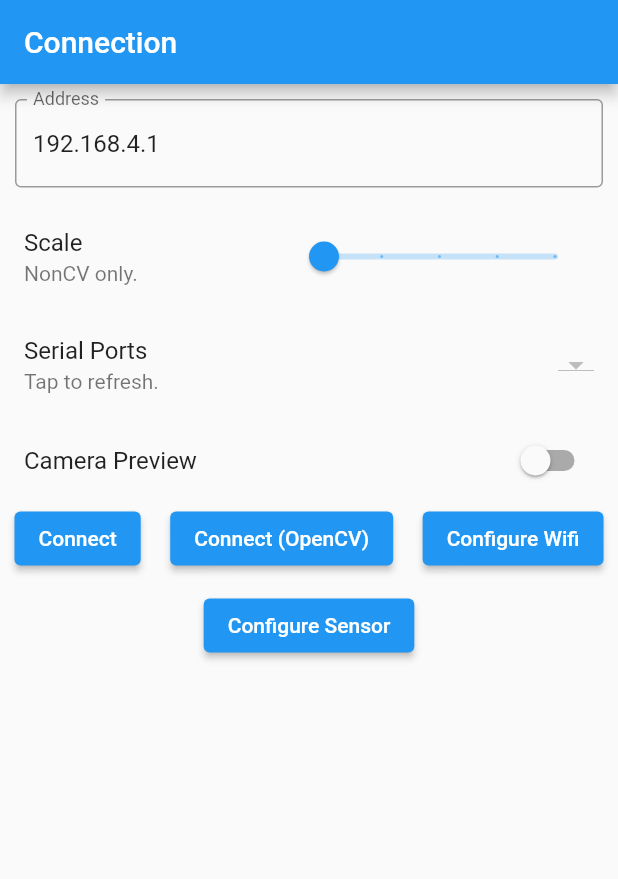
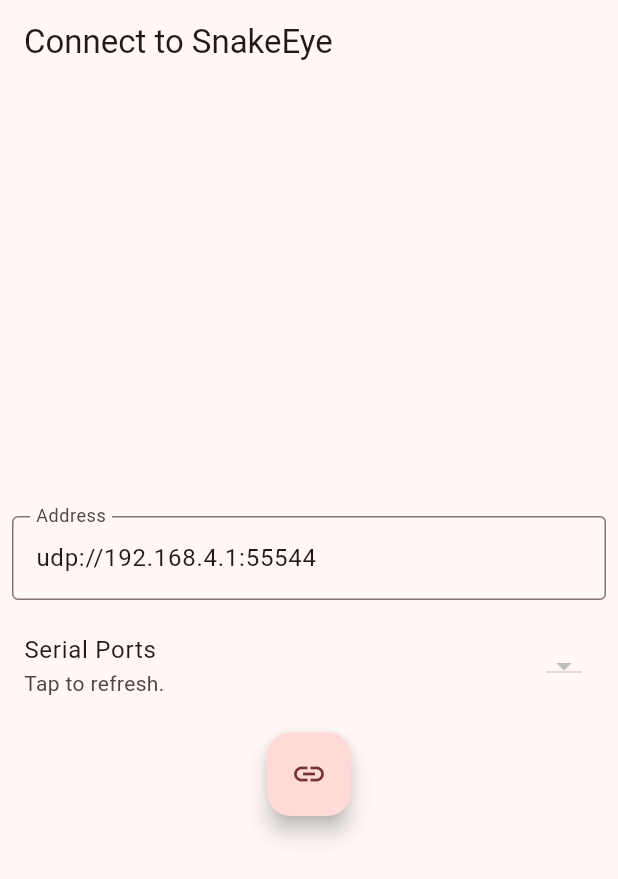
Before and after one commit to X-dea/SnakeEye, a Flutter app: the screen it shows after launch, on a phone screen of 412 x 824 dp. Shown: the top 879 px of the screen. Run offline on Flutter 3.47's test engine with Material 2 defaults, Android fonts, the light colour scheme and no system bars; our stand-ins replace camera; missing offline and left inert: dart:ffi, usb_serial; statements that could not run were skipped.

Commit message:
Add new connect & main page

```diff
--- a/lib/common.dart
+++ b/lib/common.dart
@@ -20,14 +20,15 @@
 
 const sensorWidth = 32;
 const sensorHeight = 24;
-const sensorResolution = sensorWidth * sensorHeight;
+const sensorPixels = sensorWidth * sensorHeight;
+const rawFrameLength = sensorPixels * 4;
 const ratio = sensorWidth / sensorHeight;
 
 const upscaledWidth = 320;
 const upscaledHeight = 240;
 const upscaledResolution = upscaledWidth * upscaledHeight;
 
-final inputTemperatures = malloc.allocate<Uint8>(sensorResolution * 4);
+final inputTemperatures = malloc.allocate<Uint8>(sensorPixels * 4);
 final composedImage = malloc.allocate<Uint8>(upscaledResolution * 4);
 
 late DynamicLibrary lib;
--- /dev/null
+++ b/lib/connect_page.dart
@@ -0,0 +1,121 @@
+// Copyright (C) 2020-2022 Jason C.H.
+
+// This program is free software: you can redistribute it and/or modify
+// it under the terms of the GNU General Public License as published by
+// the Free Software Foundation, either version 3 of the License, or
+// (at your option) any later version.
+
+// This program is distributed in the hope that it will be useful,
+// but WITHOUT ANY WARRANTY; without even the implied warranty of
+// MERCHANTABILITY or FITNESS FOR A PARTICULAR PURPOSE.  See the
+// GNU General Public License for more details.
+
+// You should have received a copy of the GNU General Public License
+// along with this program.  If not, see <https://www.gnu.org/licenses/>.
+
+import 'package:flutter/material.dart';
+import 'package:usb_serial/usb_serial.dart';
+
+import 'connection.dart';
+import 'main_page.dart';
+
+class ConnectPage extends StatefulWidget {
+  const ConnectPage({super.key});
+
+  @override
+  State<ConnectPage> createState() => _ConnectPageState();
+}
+
+class _ConnectPageState extends State<ConnectPage> {
+  final _addressController = TextEditingController(
+    text: 'udp://192.168.4.1:55544',
+  );
+
+  var _usbDevices = <UsbDevice>[];
+
+  Future<void> refreshUsbDevices() async {
+    _usbDevices = await UsbSerial.listDevices();
+    if (mounted) setState(() {});
+  }
+
+  void _connect() {
+    final addr = _addressController.text;
+    try {
+      final uri = Uri.parse(addr);
+      final Connection connection;
+      switch (uri.scheme) {
+        case 'udp':
+          connection = UdpConnection(uri);
+          break;
+        case 'serial':
+        //
+        default:
+          throw const FormatException();
+      }
+
+      Navigator.of(context).pushReplacement(
+        MaterialPageRoute(
+          builder: (context) => MainPage(connection: connection),
+        ),
+      );
+    } on FormatException catch (_) {
+      ScaffoldMessenger.of(context).showSnackBar(
+        const SnackBar(content: Text('Invalid address.')),
+      );
+    } on ArgumentError catch (_) {
+      ScaffoldMessenger.of(context).showSnackBar(
+        const SnackBar(content: Text('Invalid address.')),
+      );
+    }
+  }
+
+  @override
+  Widget build(BuildContext context) {
+    return Scaffold(
+      appBar: AppBar(
+        title: const Text('Connect to SnakeEye'),
+      ),
+      body: Center(
+        child: ConstrainedBox(
+          constraints: const BoxConstraints(maxWidth: 600),
+          child: Column(
+            mainAxisSize: MainAxisSize.min,
+            children: [
+              Padding(
+                padding: const EdgeInsets.all(8),
+                child: TextField(
+                  controller: _addressController,
+                  decoration: const InputDecoration(
+                    border: OutlineInputBorder(),
+                    labelText: 'Address',
+                  ),
+                ),
+              ),
+              ListTile(
+                title: const Text('Serial Ports'),
+                subtitle: const Text('Tap to refresh.'),
+                trailing: DropdownButton<int>(
+                  items: [
+                    for (final d in _usbDevices)
+                      DropdownMenuItem(
+                        value: d.deviceId,
+                        child: Text(d.deviceName),
+                      ),
+                  ],
+                  onChanged: (v) =>
+                      _addressController.text = 'serial://$v?baud_rate=460800',
+                ),
+                onTap: refreshUsbDevices,
+              ),
+              const SizedBox(height: 8),
+              FloatingActionButton(
+                onPressed: _connect,
+                child: const Icon(Icons.link),
+              )
+            ],
+          ),
+        ),
+      ),
+    );
+  }
+}
--- a/lib/connection.dart
+++ b/lib/connection.dart
@@ -13,6 +13,7 @@
 // You should have received a copy of the GNU General Public License
 // along with this program.  If not, see <https://www.gnu.org/licenses/>.
 
+import 'dart:async';
 import 'dart:io';
 import 'dart:typed_data';
 
@@ -21,6 +22,52 @@
 import 'package:usb_serial/usb_serial.dart';
 
 import 'common.dart';
+
+abstract class Connection {
+  /// Start receiving frame data.
+  Stream<Float32List> receiveFrames();
+
+  /// Stop receiving frame data.
+  Future<void> stopFrames();
+}
+
+/// A connection to SnakeEye via UDP.
+class UdpConnection implements Connection {
+  final InternetAddress address;
+  final int port;
+
+  RawDatagramSocket? socket;
+
+  factory UdpConnection(Uri uri) {
+    assert(uri.scheme == 'udp');
+    return UdpConnection._(InternetAddress(uri.host), uri.port);
+  }
+
+  UdpConnection._(this.address, this.port);
+
+  @override
+  Stream<Float32List> receiveFrames() async* {
+    final s = socket = await RawDatagramSocket.bind(
+      InternetAddress.anyIPv4,
+      55544,
+    );
+
+    s.send([0x1], address, port);
+
+    await for (var p in s) {
+      if (p != RawSocketEvent.read) continue;
+      final dg = s.receive();
+      if (dg == null || dg.data.lengthInBytes != rawFrameLength) continue;
+      yield dg.data.buffer.asFloat32List();
+    }
+  }
+
+  @override
+  Future<void> stopFrames() async {
+    socket?.send([0x0], address, port);
+    socket?.close();
+  }
+}
 
 mixin ConnectionProcessor<T extends StatefulWidget> on State<T> {
   var temps = Float32List(sensorWidth * sensorHeight);
@@ -40,7 +87,7 @@
     await for (var p in s) {
       if (p != RawSocketEvent.read) continue;
       final dg = s.receive();
-      if (dg == null || dg.data.lengthInBytes != sensorResolution * 4) continue;
+      if (dg == null || dg.data.lengthInBytes != sensorPixels * 4) continue;
       temps = dg.data.buffer.asFloat32List();
       processTemperatures(temps);
     }
@@ -74,7 +121,7 @@
 
     p.write(Uint8List.fromList([1]));
     await for (var p in transaction.stream) {
-      if (p.lengthInBytes != sensorResolution * 4) return;
+      if (p.lengthInBytes != sensorPixels * 4) return;
       temps = p.buffer.asFloat32List();
       processTemperatures(temps);
     }
--- a/lib/main.dart
+++ b/lib/main.dart
@@ -10,18 +10,10 @@
 // MERCHANTABILITY or FITNESS FOR A PARTICULAR PURPOSE.  See the
 // GNU General Public License for more details.
 
-// You should have received a copy of the GNU General Public License
-// along with this program.  If not, see <https://www.gnu.org/licenses/>.
-
-import 'dart:io';
-
 import 'package:flutter/material.dart';
-import 'package:usb_serial/usb_serial.dart';
+import 'package:snake_eye/connect_page.dart';
 
 import 'common.dart';
-import 'configuration.dart';
-import 'sensor.dart';
-import 'sensor_opencv.dart';
 
 void main() {
   runApp(const App());
@@ -36,150 +28,10 @@
     return MaterialApp(
       title: 'SnakeEye',
       theme: ThemeData(
-        primarySwatch: Colors.blue,
+        colorSchemeSeed: Colors.redAccent,
+        useMaterial3: true,
       ),
-      home: const MainPage(),
+      home: const ConnectPage(),
     );
   }
 }
-
-class MainPage extends StatefulWidget {
-  const MainPage({Key? key}) : super(key: key);
-
-  @override
-  State<MainPage> createState() => _MainPageState();
-}
-
-class _MainPageState extends State<MainPage> {
-  var controller = TextEditingController(text: '192.168.4.1');
-  var devices = <UsbDevice>[];
-  var cameraPreview = false;
-  var scale = 1;
-
-  Future<void> refreshSerialPorts() async {
-    devices = await UsbSerial.listDevices();
-    setState(() {});
-  }
-
-  @override
-  void initState() {
-    if (Platform.isAndroid) refreshSerialPorts();
-    super.initState();
-  }
-
-  @override
-  Widget build(BuildContext context) {
-    return Scaffold(
-      appBar: AppBar(
-        title: const Text('Connection'),
-      ),
-      body: ListView(
-        children: [
-          Padding(
-            padding: const EdgeInsets.all(10.0),
-            child: TextField(
-              controller: controller,
-              decoration: const InputDecoration(
-                border: OutlineInputBorder(),
-                labelText: 'Address',
-              ),
-            ),
-          ),
-          ListTile(
-            title: const Text('Scale'),
-            subtitle: const Text('NonCV only.'),
-            trailing: SizedBox(
-              width: MediaQuery.of(context).size.width / 2,
-              child: Slider(
-                value: scale.toDouble(),
-                label: scale.toInt().toString(),
-                min: 1,
-                max: 5,
-                divisions: 4,
-                onChanged: (v) => setState(() => scale = v.toInt()),
-              ),
-            ),
-          ),
-          if (Platform.isAndroid)
-            ListTile(
-              title: const Text('Serial Ports'),
-              subtitle: const Text('Tap to refresh.'),
-              trailing: DropdownButton<int>(
-                items: [
-                  for (final device in devices)
-                    DropdownMenuItem(
-                      value: device.deviceId,
-                      child: Text(device.deviceName),
-                    ),
-                ],
-                onChanged: (v) =>
-                    controller.text = 'serial://$v?baud_rate=460800',
-              ),
-              onTap: refreshSerialPorts,
-            ),
-          if (Platform.isAndroid)
-            SwitchListTile.adaptive(
-              title: const Text('Camera Preview'),
-              value: cameraPreview,
-              onChanged: (v) => setState(() => cameraPreview = v),
-            ),
-          Wrap(
-            alignment: WrapAlignment.spaceEvenly,
-            spacing: 10,
-            runSpacing: 10,
-            children: [
-              ElevatedButton(
-                child: const Text('Connect'),
-                onPressed: () => Navigator.of(context).push(
-                  MaterialPageRoute(
-                    builder: (context) => SensorPage(
-                      address: controller.text,
-                      scale: scale,
-                    ),
-                  ),
-                ),
-              ),
-              ElevatedButton(
-                child: const Text('Connect (OpenCV)'),
-                onPressed: () => Navigator.of(context).push(
-                  MaterialPageRoute(
-                    builder: (context) => OpenCVSensorPage(
-                      address: controller.text,
-                      cameraPreview: cameraPreview,
-                    ),
-                  ),
-                ),
-              ),
-              ElevatedButton(
-                child: const Text('Configure Wifi'),
-                onPressed: () {
-                  final address = controller.text;
-                  if (address.startsWith('serial://')) return;
-                  showDialog(
-                    context: context,
-                    builder: (context) => WifiConfigurationDialog(
-                      address: address,
-                    ),
-                  );
-                },
-              ),
-              ElevatedButton(
-                child: const Text('Configure Sensor'),
-                onPressed: () {
-                  final address = controller.text;
-                  if (address.startsWith('serial://')) return;
-                  showDialog(
-                    context: context,
-                    builder: (context) => SensorConfigurationDialog(
-                      address: address,
-                    ),
-                  );
-                },
-              ),
-            ],
-          ),
-        ],
-      ),
-    );
-  }
-}
--- a/lib/sensor_opencv.dart
+++ b/lib/sensor_opencv.dart
@@ -78,7 +78,7 @@
   @override
   void processTemperatures(Float32List temps) async {
     inputTemperatures
-        .asTypedList(sensorResolution * 4)
+        .asTypedList(sensorPixels * 4)
         .buffer
         .asFloat32List()
         .setAll(0, temps);
```
Also changed, not shown: lib/main_page.dart (added, +67 -0 lines).
